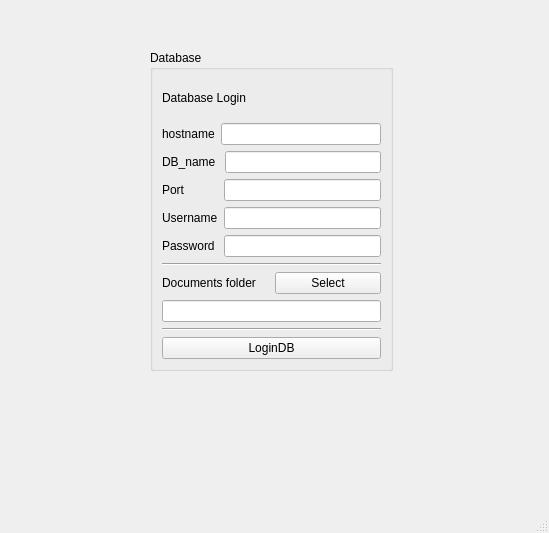
Old version of the form mainwindow.ui in the repository ReddaHawk/shared-editor-server.
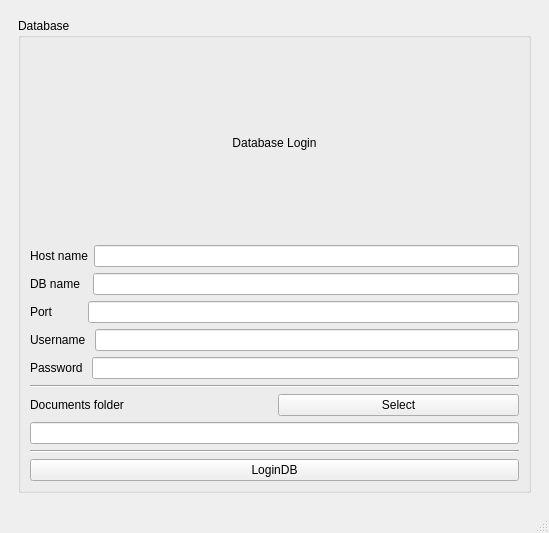
New version of the form.

Patch:
```diff
--- a/mainwindow.ui
+++ b/mainwindow.ui
@@ -14,45 +14,39 @@
    <string>MainWindow</string>
   </property>
   <widget class="QWidget" name="centralwidget">
+   <layout class="QGridLayout" name="gridLayout">
+    <item row="0" column="0">
    <widget class="QStackedWidget" name="stackedWidget">
-    <property name="geometry">
-     <rect>
-      <x>10</x>
-      <y>10</y>
-      <width>531</width>
-      <height>471</height>
-     </rect>
-    </property>
     <property name="currentIndex">
      <number>0</number>
     </property>
     <widget class="QWidget" name="page_3">
+       <layout class="QVBoxLayout" name="verticalLayout_2">
+        <item>
      <widget class="QGroupBox" name="groupBox">
-      <property name="geometry">
-       <rect>
-        <x>140</x>
-        <y>40</y>
-        <width>243</width>
-        <height>321</height>
-       </rect>
-      </property>
       <property name="title">
        <string>Database</string>
       </property>
-      <layout class="QVBoxLayout" name="verticalLayout">
-       <item>
+          <layout class="QGridLayout" name="gridLayout_2">
+           <item row="0" column="0">
         <widget class="QLabel" name="label_5">
+             <property name="layoutDirection">
+              <enum>Qt::LeftToRight</enum>
+             </property>
          <property name="text">
           <string>Database Login</string>
          </property>
-        </widget>
-       </item>
-       <item>
+             <property name="alignment">
+              <set>Qt::AlignCenter</set>
+             </property>
+            </widget>
+           </item>
+           <item row="1" column="0">
         <layout class="QHBoxLayout" name="horizontalLayout_2">
          <item>
           <widget class="QLabel" name="label">
            <property name="text">
-            <string>hostname</string>
+                <string>Host name</string>
            </property>
           </widget>
          </item>
@@ -65,12 +59,12 @@
          </item>
         </layout>
        </item>
-       <item>
+           <item row="2" column="0">
         <layout class="QHBoxLayout" name="horizontalLayout_3">
          <item>
           <widget class="QLabel" name="label_2">
            <property name="text">
-            <string>DB_name </string>
+                <string>DB name  </string>
            </property>
           </widget>
          </item>
@@ -79,7 +73,7 @@
          </item>
         </layout>
        </item>
-       <item>
+           <item row="3" column="0">
         <layout class="QHBoxLayout" name="horizontalLayout">
          <property name="sizeConstraint">
           <enum>QLayout::SetDefaultConstraint</enum>
@@ -87,7 +81,7 @@
          <item>
           <widget class="QLabel" name="label_port">
            <property name="text">
-            <string>Port          </string>
+                <string>Port         </string>
            </property>
           </widget>
          </item>
@@ -96,12 +90,12 @@
          </item>
         </layout>
        </item>
-       <item>
+           <item row="4" column="0">
         <layout class="QHBoxLayout" name="horizontalLayout_4">
          <item>
           <widget class="QLabel" name="label_4">
            <property name="text">
-            <string>Username</string>
+                <string>Username </string>
            </property>
           </widget>
          </item>
@@ -110,7 +104,7 @@
          </item>
         </layout>
        </item>
-       <item>
+           <item row="5" column="0">
         <layout class="QHBoxLayout" name="horizontalLayout_5">
          <item>
           <widget class="QLabel" name="label_3">
@@ -124,14 +118,14 @@
          </item>
         </layout>
        </item>
-       <item>
+           <item row="6" column="0">
         <widget class="Line" name="line">
          <property name="orientation">
           <enum>Qt::Horizontal</enum>
          </property>
         </widget>
        </item>
-       <item>
+           <item row="7" column="0">
         <layout class="QHBoxLayout" name="horizontalLayout_16">
          <item>
           <widget class="QLabel" name="label_11">
@@ -149,21 +143,21 @@
          </item>
         </layout>
        </item>
-       <item>
+           <item row="8" column="0">
         <widget class="QLineEdit" name="lineEdit_docspath">
          <property name="readOnly">
           <bool>true</bool>
          </property>
         </widget>
        </item>
-       <item>
+           <item row="9" column="0">
         <widget class="Line" name="line_2">
          <property name="orientation">
           <enum>Qt::Horizontal</enum>
          </property>
         </widget>
        </item>
-       <item>
+           <item row="10" column="0">
         <widget class="QPushButton" name="pushButton_logindb">
          <property name="text">
           <string>LoginDB</string>
@@ -172,6 +166,8 @@
        </item>
       </layout>
      </widget>
+        </item>
+       </layout>
     </widget>
     <widget class="QWidget" name="page_4">
      <widget class="QPushButton" name="pushButton_startServer">
@@ -235,6 +231,8 @@
     </widget>
     <widget class="QWidget" name="page_5"/>
    </widget>
+    </item>
+   </layout>
   </widget>
   <widget class="QMenuBar" name="menubar">
    <property name="geometry">
```
Left out of the diff: 48 changed lines with no effect on the pictures. Lines whose indentation alone changed are shown as unchanged.
